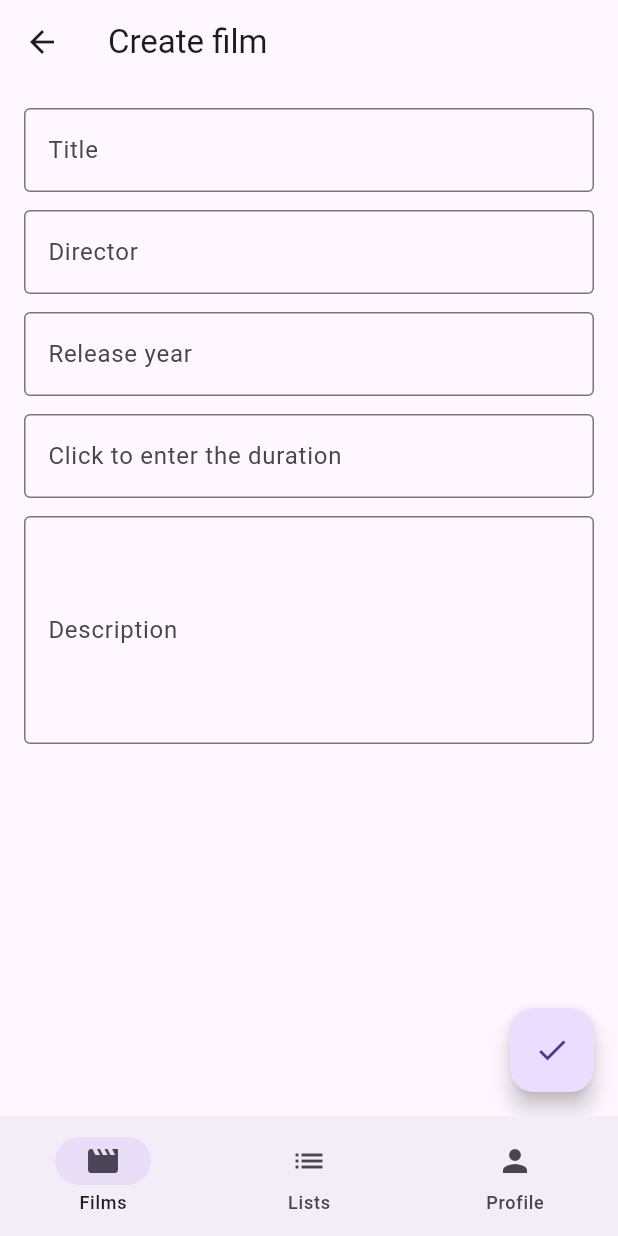
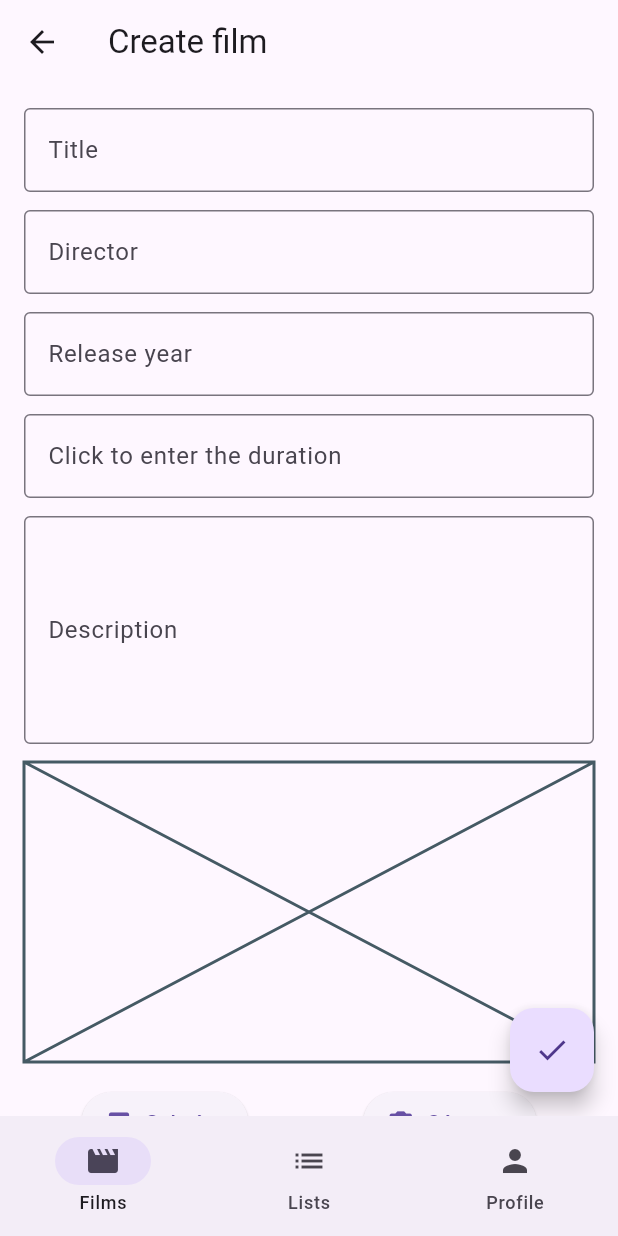
Before and after one commit to AngelChv/proyecto_flutter, a Flutter app: the screen it shows after launch, after a tap on the "add" icon, on a phone screen of 412 x 824 dp. Run offline on Flutter 3.47's test engine with Material 3 defaults, Android fonts, the phone set to English and light mode, and no system bars; our stand-ins replace go_router, image_picker, shared_preferences, sqflite, sqflite_common_ffi; accounts and stored records are empty; generated files the repository leaves out were written again.

Commit message:
Escoger, modificar y ver portada de la película, funciona en windows y android, faltan guardar las imágenes en la carpeta documentos predestinada a la app. En web hay que evitar usar Plataform.isWindows en poster_picker.dart

```diff
--- a/lib/core/data/sqlite_manager.dart
+++ b/lib/core/data/sqlite_manager.dart
@@ -46,7 +46,7 @@ class SqliteManager {
           id INTEGER PRIMARY KEY AUTOINCREMENT,
           title TEXT NOT NULL,
           director TEXT NOT NULL,
-          year INTEGER,
+          year INTEGER NOT NULL,
           duration INTEGER NOT NULL,
           description TEXT NOT NULL,
           poster_path TEXT
--- a/lib/film/presentation/view_model/film_view_model.dart
+++ b/lib/film/presentation/view_model/film_view_model.dart
@@ -1,3 +1,5 @@
+import 'dart:io';
+
 import 'package:flutter/material.dart';
 import 'package:proyecto_flutter/film/data/repository/film_repository.dart';
 import 'package:proyecto_flutter/film/domain/film.dart';
@@ -62,4 +64,21 @@ class FilmViewModel extends ChangeNotifier {
     }
     return false;
   }
+
+  // Poster
+  // Todo: no se si es mejor guardar el path directamente en un string
+  File? _selectedPoster;
+  File? get selectedPoster => _selectedPoster;
+
+  void selectPoster(File? image) {
+    _selectedPoster = image;
+
+    // Evita que se llame a notifyListeners() antes de que se termine de
+    // construir el widget del formulario, programando la función para el
+    // siguiente ciclo.
+    // Todo: no me parece del todo consistente, habría que ver si se puede hacer de otra manera.
+    Future.delayed(Duration.zero, () {
+      notifyListeners();
+    });
+  }
 }
--- a/lib/film/presentation/widgets/film_form.dart
+++ b/lib/film/presentation/widgets/film_form.dart
@@ -1,12 +1,16 @@
+import 'dart:io';
+
 import 'package:flutter/material.dart';
 import 'package:provider/provider.dart';
 import 'package:proyecto_flutter/film/presentation/view_model/film_view_model.dart';
+import 'package:proyecto_flutter/film/presentation/widgets/poster_picker.dart';
 import 'package:proyecto_flutter/util/conversor.dart';
 import '../../../core/presentation/theme/style_constants.dart';
 import '../../domain/film.dart';
 import 'package:flutter_gen/gen_l10n/app_localizations.dart';
 
 class FilmForm extends StatelessWidget {
+  // TODO: usar un viewModel;
   static const int _startYear = 1895;
   final GlobalKey<FormState> _formKey;
   final bool _isEditing;
@@ -136,6 +140,7 @@ class FilmForm extends StatelessWidget {
           return null;
         },
       ),
+      PosterPicker(),
     ];
   }
 
@@ -149,7 +154,11 @@ class FilmForm extends StatelessWidget {
         _durationController.text =
             minutesToTimeOfDay(film.duration).format(context);
         _descriptionController.text = film.description;
+        // Da error al realizar el notifyListeners mientras se ejecuta el build.
+        context.read<FilmViewModel>().selectPoster(File(film.posterPath));
       }
+    } else {
+      context.read<FilmViewModel>().selectPoster(null);
     }
   }
 
@@ -158,17 +167,20 @@ class FilmForm extends StatelessWidget {
   /// Si al editar una película no se modifica nada, devuelve null
   /// y lanza un snackbar.
   Film? submit(BuildContext context) {
+    final FilmViewModel reader = context.read<FilmViewModel>();
     Film? newFilm;
     if (_formKey.currentState!.validate()) {
-      final oldFilm = context.read<FilmViewModel>().selectedFilm;
+      final oldFilm = reader.selectedFilm;
       final duration = parseTimeOfDay(_durationController.text);
+      final String? posterPath = reader.selectedPoster?.path;
       newFilm = Film(
         title: _titleController.text,
         director: _directorController.text,
         year: int.parse(_yearController.text.toString()),
         duration: timeOfDayToMinutes(duration),
         description: _descriptionController.text,
-        posterPath: "https://placehold.co/900x1600/png",
+        // Todo: guardar las imágenes en el directorio de documentos de la app
+        posterPath: posterPath ?? "https://placehold.co/900x1600/png",
       );
 
       // Comprobar si se ha modificado algo;
@@ -179,6 +191,8 @@ class FilmForm extends StatelessWidget {
           ),
         );
         newFilm = null;
+      } else {
+        reader.selectPoster(null);
       }
     }
     return newFilm;
--- /dev/null
+++ b/lib/film/presentation/widgets/poster_picker.dart
@@ -0,0 +1,58 @@
+import 'dart:io';
+
+import 'package:flutter/material.dart';
+import 'package:image_picker/image_picker.dart';
+import 'package:provider/provider.dart';
+import 'package:proyecto_flutter/film/presentation/widgets/film_card.dart';
+
+import '../view_model/film_view_model.dart';
+
+class PosterPicker extends StatelessWidget {
+  const PosterPicker({super.key});
+
+  // Método para abrir la galería o cámara
+  Future<void> _pickImage(BuildContext context, ImageSource source) async {
+    final picker = ImagePicker();
+    final pickedFile = await picker.pickImage(source: source);
+
+    if (pickedFile != null) {
+      if (context.mounted) {
+        context.read<FilmViewModel>().selectPoster(File(pickedFile.path));
+      }
+    }
+  }
+
+  @override
+  Widget build(BuildContext context) {
+    final selectedImage = context.watch<FilmViewModel>().selectedPoster;
+
+    return Column(
+      children: [
+        selectedImage != null
+            ? Poster(imagePath: selectedImage.path)
+            : const Placeholder(
+                fallbackHeight: 200,
+                fallbackWidth: double.infinity,
+              ),
+        const SizedBox(height: 16.0),
+        Row(
+          mainAxisAlignment: MainAxisAlignment.spaceAround,
+          children: [
+            ElevatedButton.icon(
+              onPressed: () => _pickImage(context, ImageSource.gallery),
+              icon: const Icon(Icons.photo),
+              label: const Text('Galería'),
+            ),
+            // Todo: en web da error
+            if (!Platform.isWindows)
+              ElevatedButton.icon(
+                onPressed: () => _pickImage(context, ImageSource.camera),
+                icon: const Icon(Icons.camera_alt),
+                label: const Text('Cámara'),
+              ),
+          ],
+        ),
+      ],
+    );
+  }
+}
--- a/pubspec.yaml
+++ b/pubspec.yaml
@@ -45,6 +45,9 @@ dependencies:
   intl: any
   shared_preferences: ^2.4.0
   flutter_launcher_icons: ^0.14.3
+  # Necesitaría de configuración extra en ios
+  image_picker: ^1.1.2
+  file_selector: ^1.0.3
 
 flutter_launcher_icons:
   android: true
```
Also changed, not shown: pubspec.lock, 6 other files.
